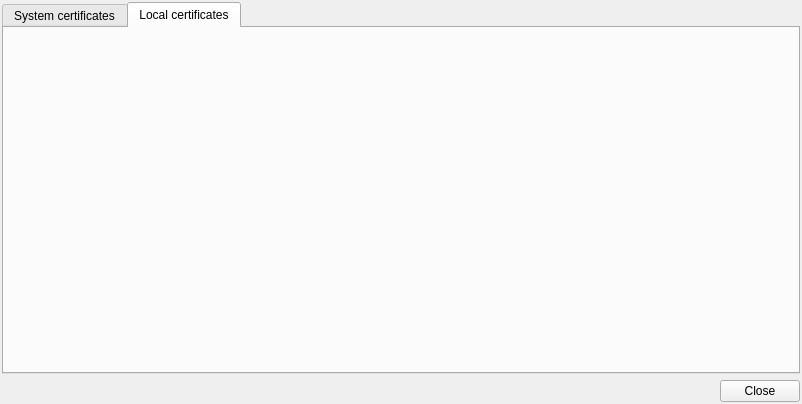
Before: the Qt Designer form src/plugins/certmgr/managerdialog.ui in 0xd34df00d/leechcraft, drawn with Qt 5.
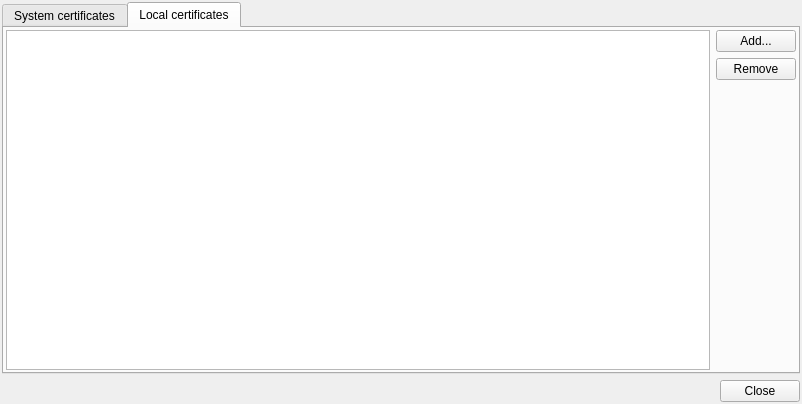
After: the same form once the commit is applied. The open tabs and pages were chosen to show the change. Icons and pictures are not drawn.

Commit message: [CM] Added local certs tab.

What changed in the file:
```diff
--- a/src/plugins/certmgr/managerdialog.ui
+++ b/src/plugins/certmgr/managerdialog.ui
@@ -80,6 +80,51 @@
       <attribute name="title">
        <string>Local certificates</string>
       </attribute>
+      <layout class="QHBoxLayout" name="horizontalLayout_2">
+       <property name="margin">
+        <number>2</number>
+       </property>
+       <item>
+        <widget class="QTreeView" name="LocalTree_"/>
+       </item>
+       <item>
+        <layout class="QVBoxLayout" name="verticalLayout_3">
+         <item>
+          <widget class="QPushButton" name="AddLocal_">
+           <property name="text">
+            <string>Add...</string>
+           </property>
+           <property name="icon">
+            <iconset theme="list-add"/>
+           </property>
+          </widget>
+         </item>
+         <item>
+          <widget class="QPushButton" name="RemoveLocal_">
+           <property name="text">
+            <string>Remove</string>
+           </property>
+           <property name="icon">
+            <iconset theme="list-remove"/>
+           </property>
+          </widget>
+         </item>
+         <item>
+          <spacer name="verticalSpacer_2">
+           <property name="orientation">
+            <enum>Qt::Vertical</enum>
+           </property>
+           <property name="sizeHint" stdset="0">
+            <size>
+             <width>20</width>
+             <height>40</height>
+            </size>
+           </property>
+          </spacer>
+         </item>
+        </layout>
+       </item>
+      </layout>
      </widget>
     </widget>
    </item>
```
Left out of the diff: 2 changed lines with no effect on the pictures.
